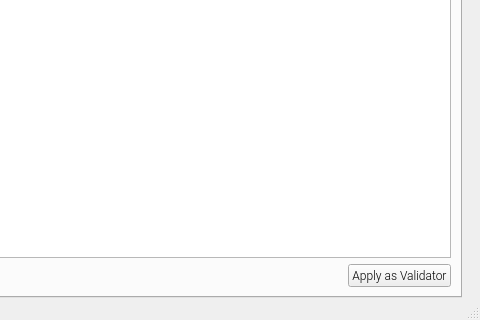
Old version of the form app/ui/proto.ui in the repository coblo/gui-demo; both pictures show x 300 to 780 and y 210 to 530 of the 780 by 530 pixel window.
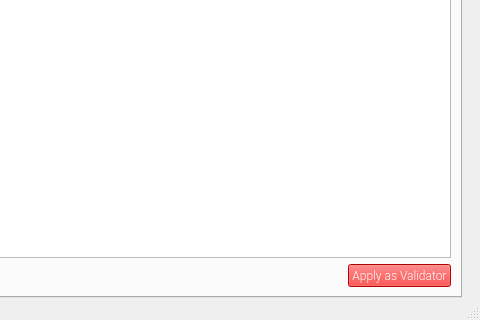
New version of the form. The open tabs and pages were chosen to show the change. Icons and pictures are not drawn. Custom widgets are drawn as their Qt base class.

Commit message: Action on Buttons "Apply as Validator/Guardian" closes #32

Patch:
```diff
--- a/app/ui/proto.ui
+++ b/app/ui/proto.ui
@@ -865,6 +865,9 @@
                   <pointsize>9</pointsize>
                  </font>
                 </property>
+                <property name="styleSheet">
+                 <string notr="true">background-color: red ;color: white;</string>
+                </property>
                 <property name="text">
                  <string>Apply as Validator</string>
                 </property>
```
Left out of the diff: 6 changed lines with no effect on the pictures. The commit also changes 3 other files.
